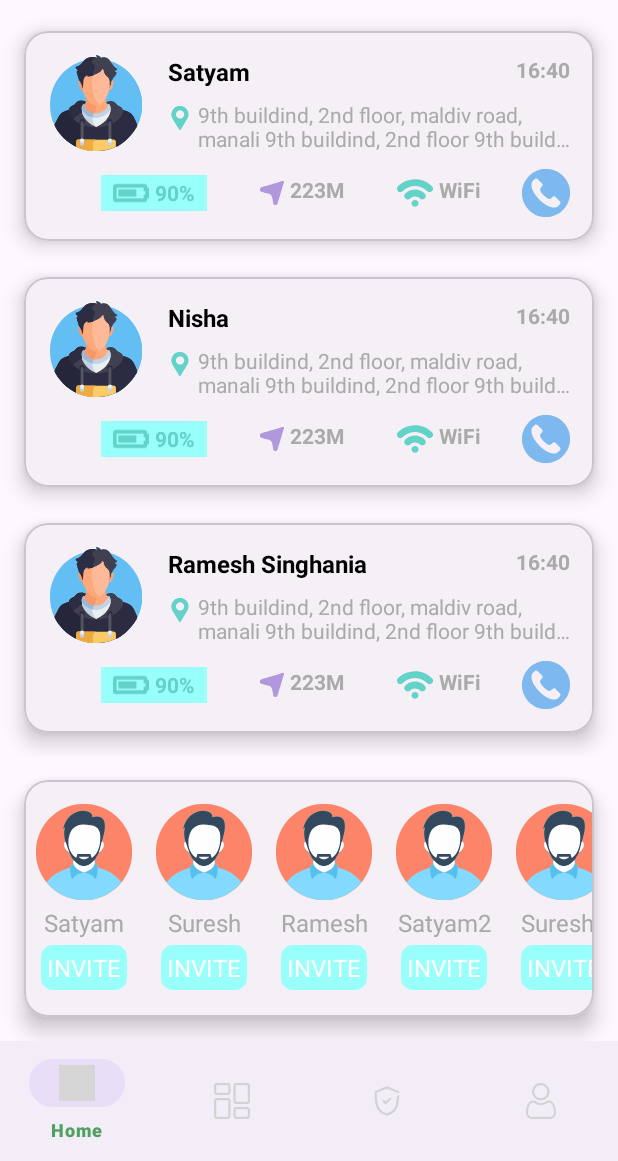
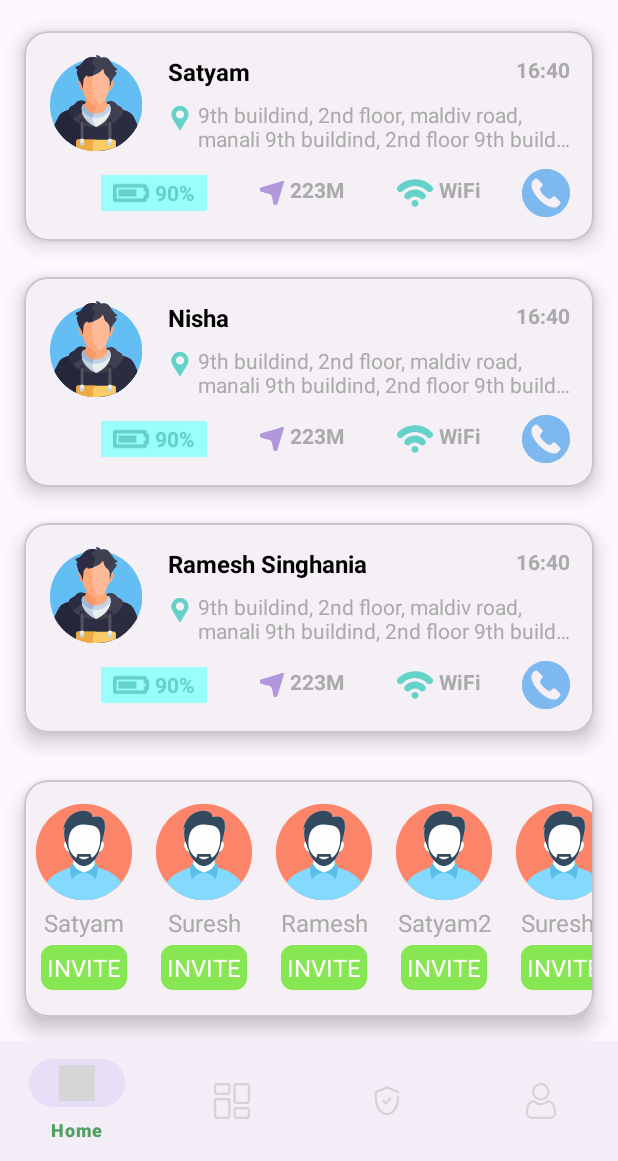
Before and after one commit to Satyamkr02/Guardian-Watch, an Android app: the screen it shows after launch (MainActivity), on a phone screen of 412 x 824 dp, the part 75-1236 px from its top. Run offline under Robolectric (Android 15) with nearby library versions, the phone set to English and light mode, and no system bars; grey boxes are pictures that could not be loaded.

Commit message:
Updating UI , Change invite button color

```diff
--- a/app/src/main/res/layout/item_invite.xml
+++ b/app/src/main/res/layout/item_invite.xml
@@ -32,6 +32,7 @@
         android:layout_height="wrap_content"
         android:layout_marginTop="4dp"
         android:background="@drawable/shape_rounded_rect"
+        android:backgroundTint="@color/btn_invite"
         android:padding="4dp"
         app:layout_constraintTop_toBottomOf="@id/contact_name"
         app:layout_constraintStart_toStartOf="@id/contact_img_user"
--- a/app/src/main/res/values/colors.xml
+++ b/app/src/main/res/values/colors.xml
@@ -12,4 +12,5 @@
     <color name="statusBarColor">#b3b5b7</color>
     <color name="light_green">#98fffb</color>
     <color name="green">#63d2c8</color>
+    <color name="btn_invite">#87E752</color>
 </resources>
```
